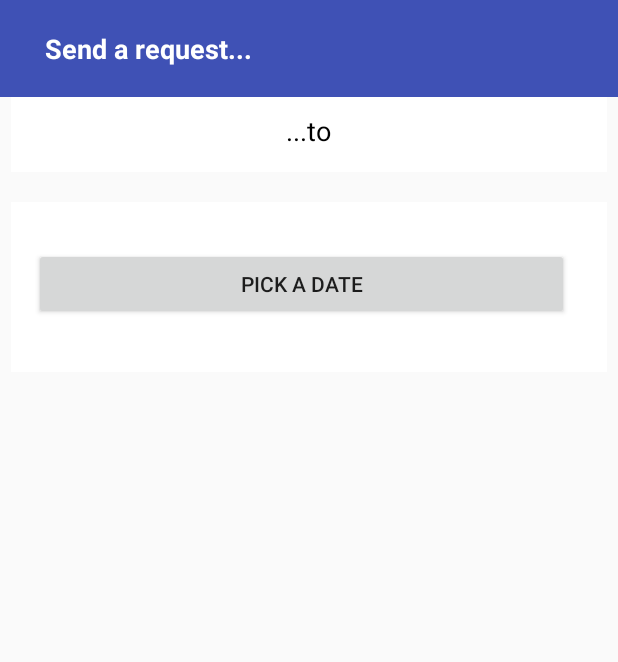
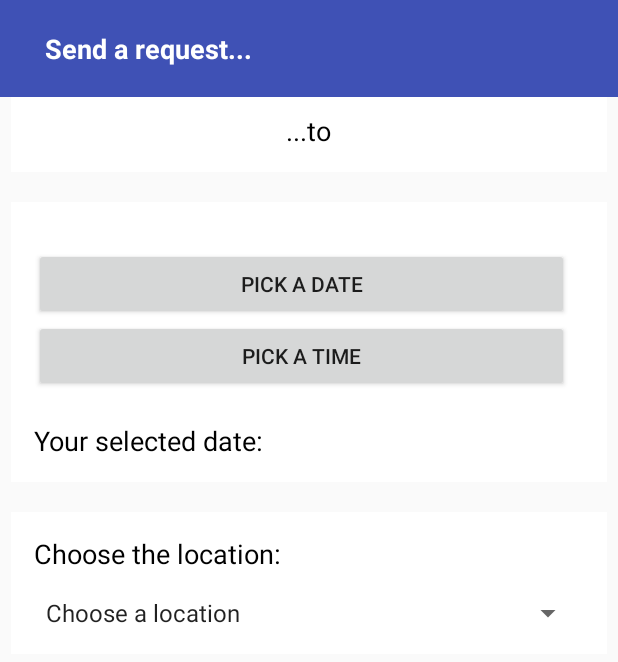
Before and after one commit to Paingouin/MCStuMeet, an Android app: the layout activity_date_request.xml on its own in the app's theme, with its tools: preview values and no code run, on a phone screen of 412 x 824 dp. Shown: the top 662 px of the screen. Run offline under Robolectric (Android 15) with nearby library versions, the phone set to English and light mode, and no system bars.

Commit message:
search and date request layout

```diff
--- a/app/build.gradle
+++ b/app/build.gradle
@@ -31,5 +31,4 @@ dependencies {
     compile 'com.roughike:bottom-bar:1.2.1'
     compile 'org.jbundle.util.osgi.wrapped:org.jbundle.util.osgi.wrapped.org.apache.http.client:4.1.2'
     compile 'org.mongodb:mongo-java-driver:2.14.2'
-    compile'com.github.nkzawa:socket.io-client:0.5.0'
 }
--- a/app/src/main/AndroidManifest.xml
+++ b/app/src/main/AndroidManifest.xml
@@ -25,7 +25,7 @@
         <activity android:name=".login.LogIn" />
         <activity android:name=".profile.Profile"/>
         <activity android:name=".profile.ShowProfile"/>
-        <activity android:name=".date.SendRequest"/>
+        <activity android:name=".date.TimePicker"/>
         <activity android:name=".registration.RegistrationProfile"/>
     </application>
 
--- a/app/src/main/res/layout/activity_date_request.xml
+++ b/app/src/main/res/layout/activity_date_request.xml
@@ -56,6 +56,7 @@
         <RelativeLayout
             android:layout_width="wrap_content"
             android:layout_height="wrap_content"
+            android:id="@+id/profile_white1"
             android:layout_below="@+id/profile_layout_blue"
             android:background="#fff"
             android:layout_marginTop="70dp"
@@ -80,10 +81,64 @@
                     android:layout_width="match_parent"
                     android:layout_height="wrap_content"
                     android:text="Pick a date"/>
-                <TextView
+                <Button
+                    android:id="@+id/pick_time"
+                    android:paddingLeft="30dp"
+                    android:paddingRight="30dp"
+                    android:layout_marginRight="10dp"
                     android:layout_width="match_parent"
                     android:layout_height="wrap_content"
-                    android:id="@+id/text_date"/>
+                    android:text="Pick a time"/>
+
+                <LinearLayout
+                    android:layout_marginTop="20dp"
+                    android:layout_width="match_parent"
+                    android:layout_height="wrap_content"
+                    android:textAlignment="center">
+                    <TextView
+                        style="@style/textStyleCommon"
+                        android:layout_width="wrap_content"
+                        android:layout_height="wrap_content"
+                        android:text="Your selected date: "/>
+                    <TextView
+                        style="@style/textStyleBold"
+                        android:layout_width="match_parent"
+                        android:layout_height="wrap_content"
+                        android:id="@+id/text_time"/>
+                </LinearLayout>
+            </LinearLayout>
+        </RelativeLayout>
+
+        <RelativeLayout
+            android:layout_width="wrap_content"
+            android:layout_height="wrap_content"
+            android:layout_below="@+id/profile_white1"
+            android:background="#fff"
+            android:layout_marginTop="20dp"
+            android:layout_marginRight="7dp"
+            android:layout_marginLeft="7dp"
+            android:padding="15dp">
+
+            <TextView
+                style="@style/textStyleCommon"
+                android:layout_width="match_parent"
+                android:layout_height="wrap_content"
+                android:text="Choose the location:"/>
+
+            <LinearLayout
+                android:layout_width="match_parent"
+                android:layout_height="wrap_content"
+                android:layout_marginTop="40dp"
+                android:layout_centerHorizontal="true"
+                android:layout_below="@+id/layout_date"
+                android:orientation="vertical">
+
+                <Spinner
+                    android:id="@+id/location_spinner"
+                    style="@style/textStyleSignin"
+                    android:layout_width="fill_parent"
+                    android:layout_height="wrap_content"
+                    android:entries="@array/location_array"/>
             </LinearLayout>
         </RelativeLayout>
 
--- a/app/src/main/res/values/strings.xml
+++ b/app/src/main/res/values/strings.xml
@@ -50,5 +50,16 @@
         <item>Production Management</item>
     </string-array>
 
+    <string-array name="location_array">
+        <item>Choose a location</item>
+        <item>Cineplex Planie, Gartenstraße 51 72764 Reutlingen</item>
+        <item>Campus Kebap, Pestalozzistraße 7 72764 Reutlingen</item>
+        <item>Studentenbar CaRe e.V., Alteburgstraße 150 72764 Reutlingen</item>
+        <item>Mauritius, Kaiserpassage 6 72764 Reutlingen</item>
+        <item>Mezcalitos Restaurant, Obere Wässere 1 72764 Reutlingen</item>
+        <item>Mensa Hochschule, Alteburgstraße 150 72764 Reutlingen</item>
+        <item>ShooterStars Reutlingen, Gartenstraße 49, 72764 Reutlingen</item>
+    </string-array>
+
     <string name ="search">Search for username</string>
 </resources>
```
Also changed, not shown: app/src/main/java/com/example/cogo/mcstumeet/Fragments/SearchUserFragment.java (+7 -9 lines), app/src/main/java/com/example/cogo/mcstumeet/date/SendRequest.java (deleted, +0 -50 lines), app/src/main/java/com/example/cogo/mcstumeet/date/TimePicker.java (added, +101 -0 lines), app/src/main/java/com/example/cogo/mcstumeet/fragments/DatePickerFragment.java (deleted, +0 -27 lines).
